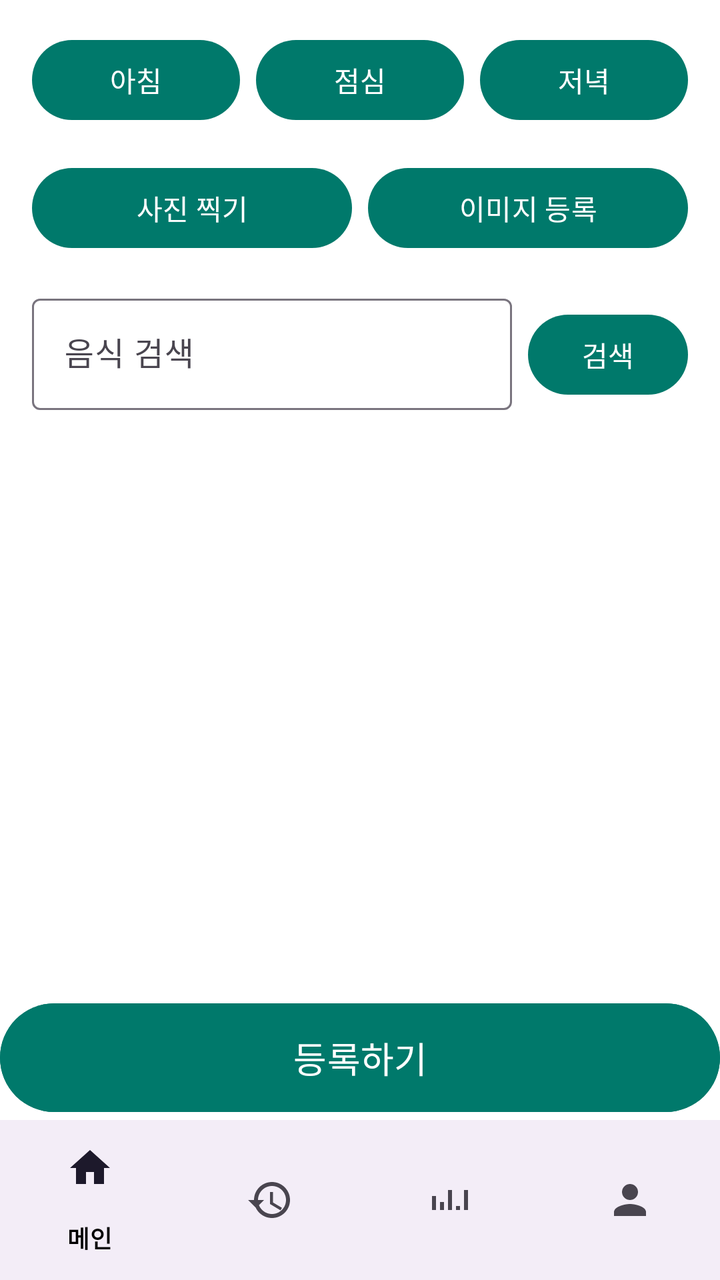
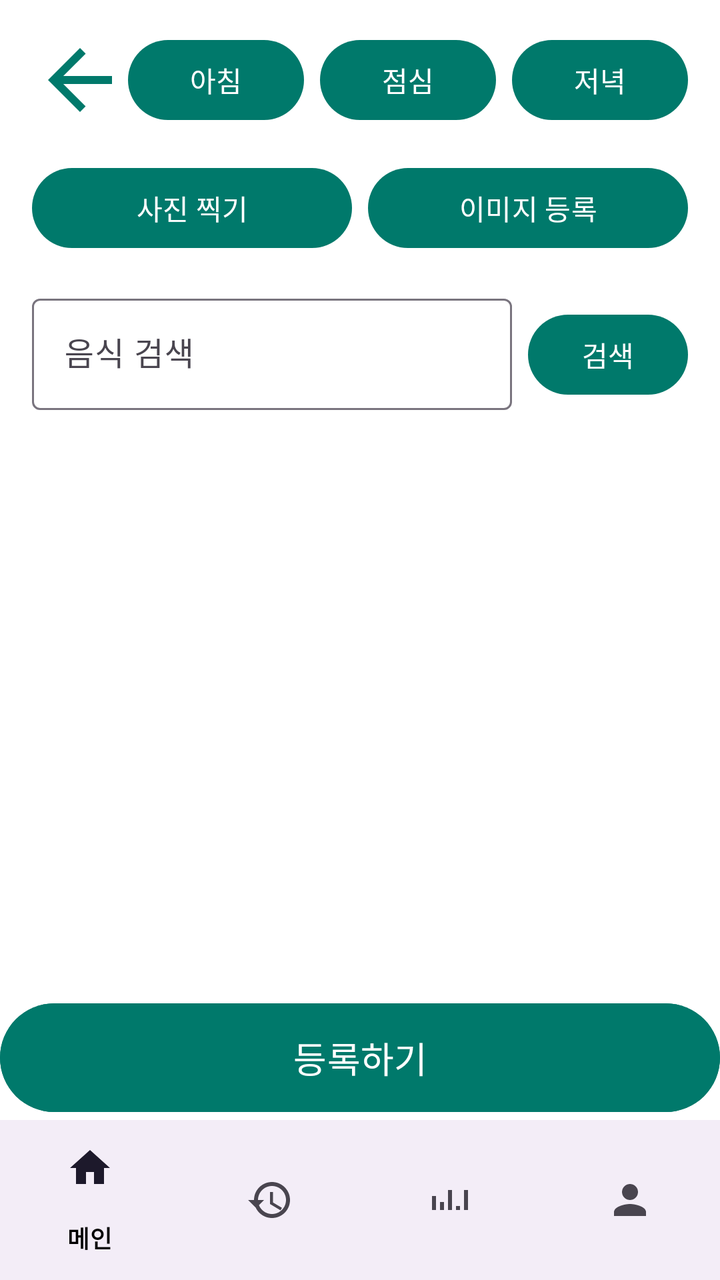

Before-and-after screenshots of an Android layout around one commit, followed by the original layout XML and the change that was made.
<!-- AndroidManifest.xml: application theme Theme.GJGN -->
<!-- res/layout/activity_meal_record.xml -->
<androidx.coordinatorlayout.widget.CoordinatorLayout
    xmlns:android="http://schemas.android.com/apk/res/android"
    xmlns:app="http://schemas.android.com/apk/res-auto"
    android:layout_width="match_parent"
    android:layout_height="match_parent">

    <ScrollView
        android:layout_width="match_parent"
        android:layout_height="match_parent"
        android:padding="16dp"
        android:fillViewport="true"
        android:paddingBottom="200dp">

        <LinearLayout
            android:orientation="vertical"
            android:layout_width="match_parent"
            android:layout_height="wrap_content">

            
            <LinearLayout
                android:orientation="horizontal"
                android:layout_width="match_parent"
                android:layout_height="wrap_content"
                android:gravity="center"
                android:layout_marginBottom="16dp">

                <Button
                    android:id="@+id/btnBreakfast"
                    android:layout_width="0dp"
                    android:layout_height="48dp"
                    android:layout_weight="1"
                    android:text="아침" />

                <Button
                    android:id="@+id/btnLunch"
                    android:layout_width="0dp"
                    android:layout_height="48dp"
                    android:layout_weight="1"
                    android:layout_marginStart="8dp"
                    android:text="점심" />

                <Button
                    android:id="@+id/btnDinner"
                    android:layout_width="0dp"
                    android:layout_height="48dp"
                    android:layout_weight="1"
                    android:layout_marginStart="8dp"
                    android:text="저녁" />
            </LinearLayout>

            
            <LinearLayout
                android:orientation="horizontal"
                android:layout_width="match_parent"
                android:layout_height="wrap_content"
                android:gravity="center"
                android:layout_marginBottom="16dp">

                <Button
                    android:id="@+id/btnTakePhoto"
                    android:layout_width="0dp"
                    android:layout_height="48dp"
                    android:layout_weight="1"
                    android:text="사진 찍기" />

                <Button
                    android:id="@+id/btnSelectImage"
                    android:layout_width="0dp"
                    android:layout_height="48dp"
                    android:layout_marginStart="8dp"
                    android:layout_weight="1"
                    android:text="이미지 등록" />
            </LinearLayout>

            
            <LinearLayout
                android:id="@+id/searchRow"
                android:layout_width="match_parent"
                android:layout_height="wrap_content"
                android:orientation="horizontal">

                <com.google.android.material.textfield.TextInputLayout
                    android:id="@+id/layoutSearch"
                    android:layout_width="0dp"
                    android:layout_weight="1"
                    android:layout_height="wrap_content"
                    android:hint="음식 검색"
                    app:boxBackgroundMode="outline"
                    android:layout_marginEnd="8dp">

                    <com.google.android.material.textfield.TextInputEditText
                        android:id="@+id/inputSearch"
                        android:layout_width="match_parent"
                        android:layout_height="wrap_content"
                        android:inputType="text" />
                </com.google.android.material.textfield.TextInputLayout>

                <Button
                    android:id="@+id/btnSearchFood"
                    android:layout_width="80dp"
                    android:layout_height="wrap_content"
                    android:text="검색"/>
            </LinearLayout>

            
            <LinearLayout
                android:id="@+id/searchResultContainer"
                android:orientation="vertical"
                android:layout_width="match_parent"
                android:layout_height="wrap_content"
                android:visibility="gone"
                android:layout_marginTop="4dp"
                android:background="@android:color/white"
                android:elevation="8dp"
                android:padding="6dp"
                android:divider="@android:color/darker_gray"
                android:showDividers="middle" />

            
            <ImageView
                android:id="@+id/imgPreview"
                android:layout_width="match_parent"
                android:layout_height="220dp"
                android:scaleType="centerCrop"
                android:visibility="gone"
                android:background="#E5E5E5"
                android:layout_marginTop="16dp"
                android:layout_marginBottom="10dp"/>

            
            <LinearLayout
                android:id="@+id/analysisContainer"
                android:layout_width="match_parent"
                android:layout_height="wrap_content"
                android:orientation="vertical"
                android:visibility="gone"
                android:layout_marginTop="12dp"/>
        </LinearLayout>
    </ScrollView>

    
    <LinearLayout
        android:id="@+id/bottomArea"
        android:orientation="vertical"
        android:layout_width="match_parent"
        android:layout_height="wrap_content"
        android:layout_gravity="bottom">

        <Button
            android:id="@+id/btnSave"
            android:layout_width="match_parent"
            android:layout_height="wrap_content"
            android:text="등록하기"
            android:backgroundTint="@color/teal_700"
            android:textColor="@android:color/white"
            android:textSize="18sp"
            android:padding="14dp" />

        <com.google.android.material.bottomnavigation.BottomNavigationView
            android:id="@+id/bottomNavigationView"
            android:layout_width="match_parent"
            android:layout_height="wrap_content"
            app:menu="@menu/bottom_nav_menu" />
    </LinearLayout>

</androidx.coordinatorlayout.widget.CoordinatorLayout>
<!-- resources referenced by this layout -->
<resources>
  <color name="teal_700">#00796B</color>
  <style name="Theme.GJGN" parent="Theme.Material3.Light.NoActionBar">
  
          
          <item name="android:windowBackground">@color/white</item>
          <item name="android:statusBarColor">@color/white</item>
          <item name="android:navigationBarColor">@color/white</item>
  
          
          <item name="colorOnSurface">@color/black</item>
          <item name="colorOnBackground">@color/black</item>
  
          
          <item name="colorPrimary">@color/teal_700</item>
          <item name="colorPrimaryContainer">@color/teal_700</item>
          <item name="colorSecondary">@color/teal_700</item>
  
      </style>
  <color name="white">#FFFFFF</color>
  <color name="black">#000000</color>
</resources>

<!-- the commit's change to res/layout/activity_meal_record.xml (unified diff, before → after) -->
@@ -23,6 +23,12 @@
                 android:layout_height="wrap_content"
                 android:gravity="center"
                 android:layout_marginBottom="16dp">
+
+                <Button
+                    android:id="@+id/btnBack"
+                    android:layout_width="48dp"
+                    android:layout_height="48dp"
+                    android:background="@drawable/ic_arrow_back" />
 
                 <Button
                     android:id="@+id/btnBreakfast"
<!-- resource entries referenced after the edit -->
@@ -1,6 +1,17 @@
 <!-- resources referenced by this layout -->
 <resources>
   <color name="teal_700">#00796B</color>
+  <!-- drawable ic_arrow_back (drawable) -->
+  <vector xmlns:android="http://schemas.android.com/apk/res/android"
+      android:width="24dp"
+      android:height="24dp"
+      android:viewportWidth="24"
+      android:viewportHeight="24">
+  
+      <path
+          android:fillColor="#000000"
+          android:pathData="M20,11H7.83l5.59,-5.59L12,4l-8,8 8,8 1.41,-1.41L7.83,13H20v-2z"/>
+  </vector>
   <style name="Theme.GJGN" parent="Theme.Material3.Light.NoActionBar">
   
           
